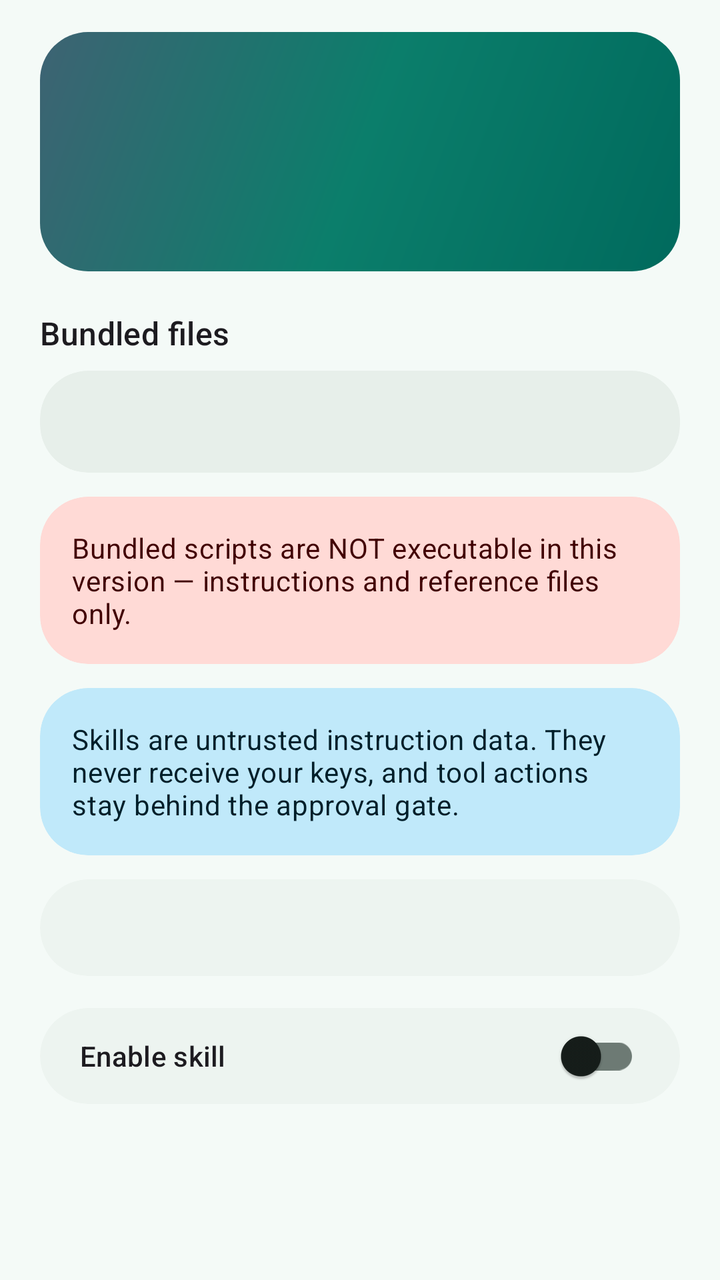
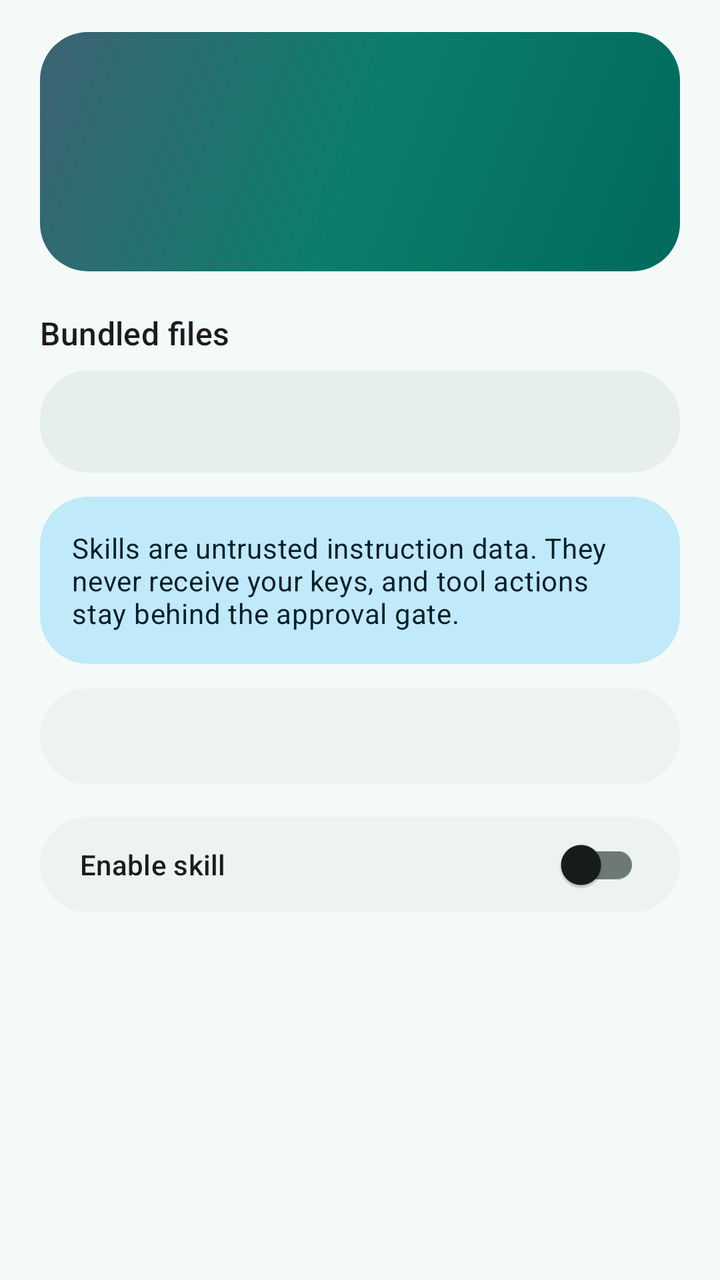

An Android layout rendered at two revisions. The XML below is the earlier revision; the diff shows what the commit changed to produce the second picture.
<!-- AndroidManifest.xml: application theme Theme.Miftah -->
<!-- res/layout/activity_skill_review.xml -->
<?xml version="1.0" encoding="utf-8"?>
<ScrollView xmlns:android="http://schemas.android.com/apk/res/android"
    xmlns:app="http://schemas.android.com/apk/res-auto"
    android:layout_width="match_parent"
    android:layout_height="match_parent">

    <LinearLayout
        android:layout_width="match_parent"
        android:layout_height="wrap_content"
        android:orientation="vertical"
        android:paddingStart="20dp"
        android:paddingTop="16dp"
        android:paddingEnd="20dp"
        android:paddingBottom="24dp">

        
        <LinearLayout
            android:layout_width="match_parent"
            android:layout_height="wrap_content"
            android:background="@drawable/bg_hero_gradient"
            android:orientation="vertical"
            android:padding="20dp">

            <TextView
                android:id="@+id/review_name"
                android:layout_width="match_parent"
                android:layout_height="wrap_content"
                android:textAppearance="@style/TextAppearance.Material3.HeadlineSmall"
                android:textColor="@android:color/white" />

            <TextView
                android:id="@+id/review_source"
                android:layout_width="match_parent"
                android:layout_height="wrap_content"
                android:layout_marginTop="4dp"
                android:textAppearance="@style/TextAppearance.Material3.BodySmall"
                android:textColor="#D9FFFFFF" />

            <TextView
                android:id="@+id/review_desc"
                android:layout_width="match_parent"
                android:layout_height="wrap_content"
                android:layout_marginTop="8dp"
                android:textAppearance="@style/TextAppearance.Material3.BodyMedium"
                android:textColor="#E6FFFFFF" />
        </LinearLayout>

        <TextView
            android:layout_width="wrap_content"
            android:layout_height="wrap_content"
            android:paddingTop="20dp"
            android:text="@string/skills_files"
            android:textAppearance="@style/TextAppearance.Material3.TitleMedium" />

        <com.google.android.material.card.MaterialCardView
            android:layout_width="match_parent"
            android:layout_height="wrap_content"
            android:layout_marginTop="8dp"
            app:cardBackgroundColor="?attr/colorSurfaceContainer">

            <TextView
                android:id="@+id/review_files"
                android:layout_width="match_parent"
                android:layout_height="wrap_content"
                android:padding="16dp"
                android:textAppearance="@style/TextAppearance.Material3.BodyMedium" />
        </com.google.android.material.card.MaterialCardView>

        <com.google.android.material.card.MaterialCardView
            android:layout_width="match_parent"
            android:layout_height="wrap_content"
            android:layout_marginTop="12dp"
            app:cardBackgroundColor="?attr/colorErrorContainer">

            <TextView
                android:layout_width="match_parent"
                android:layout_height="wrap_content"
                android:padding="16dp"
                android:text="@string/skills_script_warning"
                android:textAppearance="@style/TextAppearance.Material3.BodyMedium"
                android:textColor="?attr/colorOnErrorContainer" />
        </com.google.android.material.card.MaterialCardView>

        <com.google.android.material.card.MaterialCardView
            android:layout_width="match_parent"
            android:layout_height="wrap_content"
            android:layout_marginTop="12dp"
            app:cardBackgroundColor="?attr/colorTertiaryContainer">

            <TextView
                android:layout_width="match_parent"
                android:layout_height="wrap_content"
                android:padding="16dp"
                android:text="@string/skills_safety_note"
                android:textAppearance="@style/TextAppearance.Material3.BodyMedium"
                android:textColor="?attr/colorOnTertiaryContainer" />
        </com.google.android.material.card.MaterialCardView>

        <com.google.android.material.card.MaterialCardView
            android:layout_width="match_parent"
            android:layout_height="wrap_content"
            android:layout_marginTop="12dp"
            app:cardBackgroundColor="?attr/colorSurfaceContainerLow">

            <TextView
                android:id="@+id/review_body"
                android:layout_width="match_parent"
                android:layout_height="wrap_content"
                android:padding="16dp"
                android:textAppearance="@style/TextAppearance.Material3.BodySmall"
                android:textIsSelectable="true" />
        </com.google.android.material.card.MaterialCardView>

        <com.google.android.material.card.MaterialCardView
            android:layout_width="match_parent"
            android:layout_height="wrap_content"
            android:layout_marginTop="16dp">

            <com.google.android.material.switchmaterial.SwitchMaterial
                android:id="@+id/review_enable_switch"
                android:layout_width="match_parent"
                android:layout_height="wrap_content"
                android:paddingStart="20dp"
                android:paddingTop="14dp"
                android:paddingEnd="20dp"
                android:paddingBottom="14dp"
                android:text="@string/skills_enable"
                android:textAppearance="@style/TextAppearance.Material3.LabelLarge" />
        </com.google.android.material.card.MaterialCardView>
    </LinearLayout>
</ScrollView>
<!-- resources referenced by this layout -->
<resources>
  <string name="skills_enable">Enable skill</string>
  <string name="skills_files">Bundled files</string>
  <string name="skills_safety_note">Skills are untrusted instruction data. They never receive your keys, and tool actions stay behind the approval gate.</string>
  <string name="skills_script_warning">Bundled scripts are NOT executable in this version — instructions and reference files only.</string>
  <color name="hero_gradient_start">#006A5D</color>
  <color name="hero_gradient_center">#0B7E6B</color>
  <color name="hero_gradient_end">#3E6373</color>
  <color name="m3_primary">#006A5D</color>
  <color name="m3_on_primary">#FFFFFF</color>
  <color name="m3_primary_container">#93EBD2</color>
  <color name="m3_on_primary_container">#002019</color>
  <color name="m3_inverse_primary">#79D8C0</color>
  <color name="m3_secondary">#4A635C</color>
  <color name="m3_on_secondary">#FFFFFF</color>
  <color name="m3_secondary_container">#C9E8DE</color>
  <color name="m3_on_secondary_container">#0A1F1A</color>
  <color name="m3_tertiary">#3E6373</color>
  <color name="m3_on_tertiary">#FFFFFF</color>
  <color name="m3_tertiary_container">#C0E9FA</color>
  <color name="m3_on_tertiary_container">#001F2A</color>
  <color name="m3_error">#BA1A1A</color>
  <color name="m3_on_error">#FFFFFF</color>
  <color name="m3_error_container">#FFDAD6</color>
  <color name="m3_on_error_container">#410002</color>
  <color name="m3_surface">#F4FAF7</color>
  <color name="m3_on_surface">#161D1A</color>
  <color name="m3_surface_variant">#DAE5DF</color>
  <color name="m3_on_surface_variant">#3E4944</color>
  <color name="m3_surface_container_lowest">#FFFFFF</color>
  <color name="m3_surface_container_low">#EDF4F0</color>
  <color name="m3_surface_container">#E7EFEA</color>
  <color name="m3_surface_container_high">#E1EAE4</color>
  <color name="m3_surface_container_highest">#DBE4DE</color>
  <color name="m3_surface_dim">#D3DCD6</color>
  <color name="m3_surface_bright">#F4FAF7</color>
  <color name="m3_inverse_surface">#2B3230</color>
  <color name="m3_inverse_on_surface">#ECF2EE</color>
  <color name="m3_outline">#6D7A74</color>
  <color name="m3_outline_variant">#BCC9C2</color>
  <color name="m3_scrim">#000000</color>
  <style name="ShapeAppearance.Miftah.SmallComponent" parent="">
          <item name="cornerFamily">rounded</item>
          <item name="cornerSize">12dp</item>
      </style>
  <style name="ShapeAppearance.Miftah.MediumComponent" parent="">
          <item name="cornerFamily">rounded</item>
          <item name="cornerSize">16dp</item>
      </style>
  <style name="Widget.Miftah.Button" parent="Widget.Material3.Button">
          <item name="cornerRadius">24dp</item>
          <item name="android:minHeight">48dp</item>
          <item name="android:insetTop">0dp</item>
          <item name="android:insetBottom">0dp</item>
      </style>
  <style name="Widget.Miftah.Button.Text" parent="Widget.Material3.Button.TextButton">
          <item name="cornerRadius">24dp</item>
          <item name="android:minHeight">48dp</item>
          <item name="android:insetTop">0dp</item>
          <item name="android:insetBottom">0dp</item>
      </style>
  <style name="ThemeOverlay.Miftah.Dialog" parent="ThemeOverlay.Material3.MaterialAlertDialog">
          <item name="dialogCornerRadius">28dp</item>
          <item name="android:backgroundDimAmount">0.45</item>
      </style>
  <style name="Miftah.NavIndicatorStyle">
          <item name="android:color">?attr/colorSecondaryContainer</item>
          <item name="shapeAppearance">@style/ShapeAppearance.Miftah.NavIndicator</item>
      </style>
  <style name="ShapeAppearance.Miftah.NavIndicator" parent="">
          <item name="cornerFamily">rounded</item>
          <item name="cornerSize">50%</item>
      </style>
  <!-- unchanged entries left out for length: 7 -->
</resources>

<!-- the commit's change to res/layout/activity_skill_review.xml (unified diff, before → after) -->
@@ -67,18 +67,42 @@
         </com.google.android.material.card.MaterialCardView>
 
         <com.google.android.material.card.MaterialCardView
+            android:id="@+id/review_scripts_card"
             android:layout_width="match_parent"
             android:layout_height="wrap_content"
             android:layout_marginTop="12dp"
+            android:visibility="gone"
             app:cardBackgroundColor="?attr/colorErrorContainer">
 
-            <TextView
+            <LinearLayout
                 android:layout_width="match_parent"
                 android:layout_height="wrap_content"
-                android:padding="16dp"
-                android:text="@string/skills_script_warning"
-                android:textAppearance="@style/TextAppearance.Material3.BodyMedium"
-                android:textColor="?attr/colorOnErrorContainer" />
+                android:orientation="vertical"
+                android:padding="16dp">
+
+                <TextView
+                    android:layout_width="wrap_content"
+                    android:layout_height="wrap_content"
+                    android:text="@string/skills_scripts_title"
+                    android:textAppearance="@style/TextAppearance.Material3.TitleMedium"
+                    android:textColor="?attr/colorOnErrorContainer" />
+
+                <TextView
+                    android:id="@+id/review_scripts_list"
+                    android:layout_width="match_parent"
+                    android:layout_height="wrap_content"
+                    android:layout_marginTop="8dp"
+                    android:textAppearance="@style/TextAppearance.Material3.BodyMedium"
+                    android:textColor="?attr/colorOnErrorContainer" />
+
+                <TextView
+                    android:layout_width="match_parent"
+                    android:layout_height="wrap_content"
+                    android:layout_marginTop="8dp"
+                    android:text="@string/skills_script_warning"
+                    android:textAppearance="@style/TextAppearance.Material3.BodyMedium"
+                    android:textColor="?attr/colorOnErrorContainer" />
+            </LinearLayout>
         </com.google.android.material.card.MaterialCardView>
 
         <com.google.android.material.card.MaterialCardView
